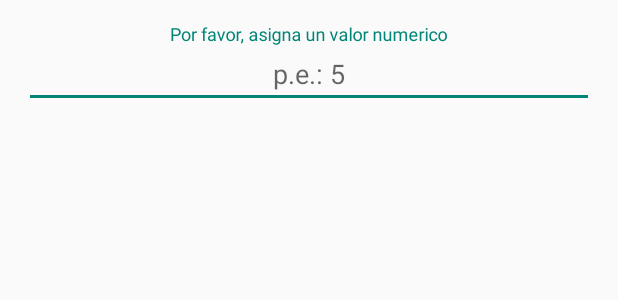
After one commit to jalzueta/keepCodingMaster-FundamentosAndroid, an Android app: the layout fragment_dialog_set_fellows.xml on its own in the app's theme, with its tools: preview values and no code run, on a phone screen of 412 x 824 dp. The commit adds this screen. Shown: the top 300 px of the screen. Run offline under Robolectric (Android 15) with nearby library versions, the phone set to English and light mode, and no system bars.

Commit message:
Added DialogFragment to set the number of fellows of a table (menu when long press into list item)

```diff
--- a/app/build.gradle
+++ b/app/build.gradle
@@ -22,4 +22,7 @@ android {
 dependencies {
     compile fileTree(dir: 'libs', include: ['*.jar'])
     compile 'com.android.support:appcompat-v7:23.0.1'
+    compile 'com.android.support:support-v4:23.0.1'
+    compile 'com.android.support:design:23.0.1'
+    compile 'com.android.support:support-v13:23.0.1'
 }
--- a/app/src/main/java/com/fillingapps/ordering/activity/MainActivity.java
+++ b/app/src/main/java/com/fillingapps/ordering/activity/MainActivity.java
@@ -6,9 +6,9 @@ import android.support.v7.app.AppCompatActivity;
 import android.support.v7.widget.Toolbar;
 
 import com.fillingapps.ordering.R;
-import com.fillingapps.ordering.TableListFragment;
+import com.fillingapps.ordering.fragment.TableListFragment;
 
-public class MainActivity extends AppCompatActivity {
+public class MainActivity extends AppCompatActivity{
 
     @Override
     protected void onCreate(Bundle savedInstanceState) {
--- /dev/null
+++ b/app/src/main/res/layout/fragment_dialog_set_fellows.xml
@@ -0,0 +1,26 @@
+<?xml version="1.0" encoding="utf-8"?>
+<LinearLayout xmlns:android="http://schemas.android.com/apk/res/android"
+              xmlns:app="http://schemas.android.com/apk/res-auto"
+              android:layout_width="match_parent"
+              android:layout_height="match_parent"
+              android:padding="@dimen/activity_horizontal_margin"
+              android:orientation="vertical">
+
+    <android.support.design.widget.TextInputLayout
+        android:id="@+id/text_input_layout"
+        android:layout_width="match_parent"
+        android:layout_height="wrap_content"
+        android:hint="@string/set_fellows_errors_hint"
+
+        app:errorEnabled="true">
+
+        <EditText
+            android:id="@+id/number_of_fellows"
+            android:layout_width="match_parent"
+            android:layout_height="wrap_content"
+            android:gravity="center_horizontal"
+            android:hint="@string/number_of_fellows_example"/>
+
+    </android.support.design.widget.TextInputLayout>
+
+</LinearLayout>
--- a/app/src/main/res/values/strings.xml
+++ b/app/src/main/res/values/strings.xml
@@ -7,4 +7,7 @@
     <string name="action_assign_fellows">Asignar número de comensales</string>
     <string name="action_clean_all">Limpiar todas las mesas</string>
     <string name="table_list_title">Listado de mesas</string>
+    <string name="number_of_fellows_dialog_title">Introduce el número de comensales:</string>
+    <string name="number_of_fellows_example">p.e.: 5</string>
+    <string name="set_fellows_errors_hint">Por favor, asigna un valor numerico</string>
 </resources>
```
Also changed, not shown: app/src/main/java/com/fillingapps/ordering/fragment/SetFellowsDialogFragment.java (added, +81 -0 lines), app/src/main/java/com/fillingapps/ordering/fragment/TableListFragment.java (renamed from app/src/main/java/com/fillingapps/ordering/TableListFragment.java, +79 -9 lines), app/src/main/java/com/fillingapps/ordering/model/Tables.java (+13 -1 lines), app/src/main/java/com/fillingapps/ordering/util/Utils.java (added, +14 -0 lines), 1 other file.
